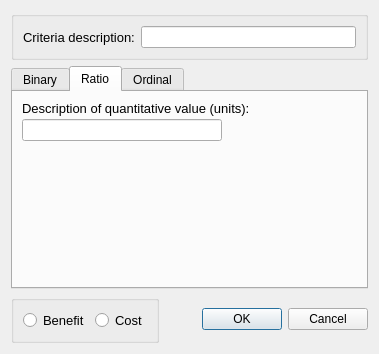
This is src/gui/add_criteria.ui in Ecotrust/delphos as Qt 5 draws it before an edit. The edited form follows.
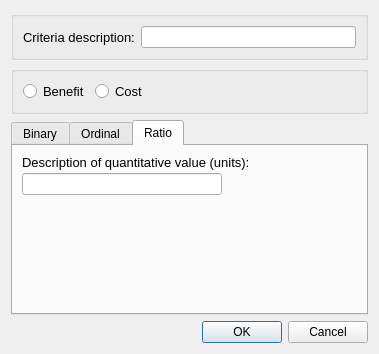
This is the edited form. The open tabs and pages were chosen to show the change. Custom widgets are drawn as their Qt base class.

```diff
--- a/src/gui/add_criteria.ui
+++ b/src/gui/add_criteria.ui
@@ -50,6 +50,56 @@
      </layout>
     </widget>
    </item>
+   <item>
+    <layout class="QHBoxLayout" >
+     <item>
+      <widget class="QGroupBox" name="groupBox" >
+       <property name="title" >
+        <string/>
+       </property>
+       <layout class="QHBoxLayout" >
+        <item>
+         <widget class="QRadioButton" name="benefit_button" >
+          <property name="font" >
+           <font>
+            <pointsize>10</pointsize>
+           </font>
+          </property>
+          <property name="text" >
+           <string>Benefit</string>
+          </property>
+         </widget>
+        </item>
+        <item>
+         <widget class="QRadioButton" name="cost_button" >
+          <property name="font" >
+           <font>
+            <pointsize>10</pointsize>
+           </font>
+          </property>
+          <property name="text" >
+           <string>Cost</string>
+          </property>
+         </widget>
+        </item>
+        <item>
+         <spacer>
+          <property name="orientation" >
+           <enum>Qt::Horizontal</enum>
+          </property>
+          <property name="sizeHint" >
+           <size>
+            <width>40</width>
+            <height>20</height>
+           </size>
+          </property>
+         </spacer>
+        </item>
+       </layout>
+      </widget>
+     </item>
+    </layout>
+   </item>
    <item>
     <widget class="QTabWidget" name="criteria_type_tab" >
      <property name="currentIndex" >
@@ -133,61 +183,6 @@
        </item>
       </layout>
      </widget>
-     <widget class="QWidget" name="tab_2" >
-      <attribute name="title" >
-       <string>Ratio</string>
-      </attribute>
-      <layout class="QVBoxLayout" >
-       <item>
-        <layout class="QVBoxLayout" >
-         <property name="spacing" >
-          <number>3</number>
-         </property>
-         <item>
-          <widget class="QLabel" name="label_5" >
-           <property name="maximumSize" >
-            <size>
-             <width>16777215</width>
-             <height>26</height>
-            </size>
-           </property>
-           <property name="font" >
-            <font>
-             <pointsize>10</pointsize>
-            </font>
-           </property>
-           <property name="text" >
-            <string>Description of quantitative value (units):</string>
-           </property>
-          </widget>
-         </item>
-         <item>
-          <widget class="QLineEdit" name="ratio_description_edit" >
-           <property name="maximumSize" >
-            <size>
-             <width>200</width>
-             <height>16777215</height>
-            </size>
-           </property>
-          </widget>
-         </item>
-        </layout>
-       </item>
-       <item>
-        <spacer>
-         <property name="orientation" >
-          <enum>Qt::Vertical</enum>
-         </property>
-         <property name="sizeHint" >
-          <size>
-           <width>20</width>
-           <height>40</height>
-          </size>
-         </property>
-        </spacer>
-       </item>
-      </layout>
-     </widget>
      <widget class="QWidget" name="tab_3" >
       <attribute name="title" >
        <string>Ordinal</string>
@@ -274,42 +269,77 @@
        </item>
       </layout>
      </widget>
+     <widget class="QWidget" name="tab_2" >
+      <attribute name="title" >
+       <string>Ratio</string>
+      </attribute>
+      <layout class="QVBoxLayout" >
+       <item>
+        <layout class="QVBoxLayout" >
+         <property name="spacing" >
+          <number>3</number>
+         </property>
+         <item>
+          <widget class="QLabel" name="label_5" >
+           <property name="maximumSize" >
+            <size>
+             <width>16777215</width>
+             <height>26</height>
+            </size>
+           </property>
+           <property name="font" >
+            <font>
+             <pointsize>10</pointsize>
+            </font>
+           </property>
+           <property name="text" >
+            <string>Description of quantitative value (units):</string>
+           </property>
+          </widget>
+         </item>
+         <item>
+          <widget class="QLineEdit" name="ratio_description_edit" >
+           <property name="maximumSize" >
+            <size>
+             <width>200</width>
+             <height>16777215</height>
+            </size>
+           </property>
+          </widget>
+         </item>
+        </layout>
+       </item>
+       <item>
+        <spacer>
+         <property name="orientation" >
+          <enum>Qt::Vertical</enum>
+         </property>
+         <property name="sizeHint" >
+          <size>
+           <width>20</width>
+           <height>40</height>
+          </size>
+         </property>
+        </spacer>
+       </item>
+      </layout>
+     </widget>
     </widget>
    </item>
    <item>
     <layout class="QHBoxLayout" >
      <item>
-      <widget class="QGroupBox" name="groupBox" >
-       <property name="title" >
-        <string/>
+      <spacer>
+       <property name="orientation" >
+        <enum>Qt::Horizontal</enum>
        </property>
-       <layout class="QHBoxLayout" >
-        <item>
-         <widget class="QRadioButton" name="benefit_button" >
-          <property name="font" >
-           <font>
-            <pointsize>10</pointsize>
-           </font>
-          </property>
-          <property name="text" >
-           <string>Benefit</string>
-          </property>
-         </widget>
-        </item>
-        <item>
-         <widget class="QRadioButton" name="cost_button" >
-          <property name="font" >
-           <font>
-            <pointsize>10</pointsize>
-           </font>
-          </property>
-          <property name="text" >
-           <string>Cost</string>
-          </property>
-         </widget>
-        </item>
-       </layout>
-      </widget>
+       <property name="sizeHint" >
+        <size>
+         <width>40</width>
+         <height>20</height>
+        </size>
+       </property>
+      </spacer>
      </item>
      <item>
       <widget class="QDialogButtonBox" name="add_criteria_box" >
```
Left out of the diff: 23 changed lines with no effect on the pictures.
